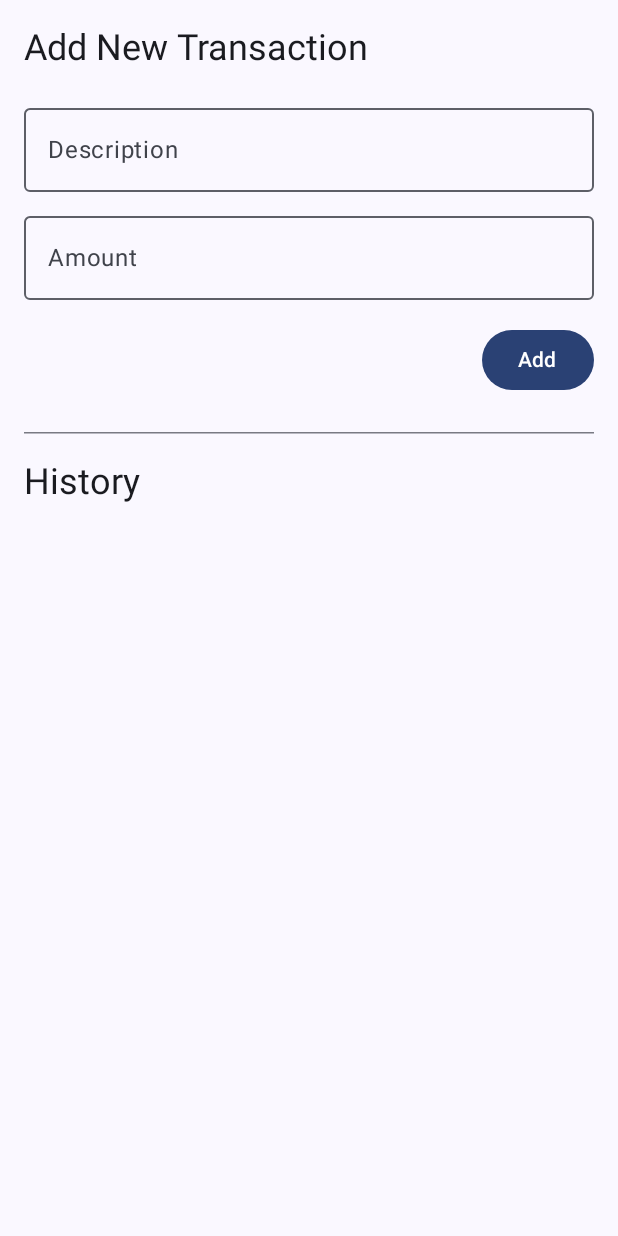
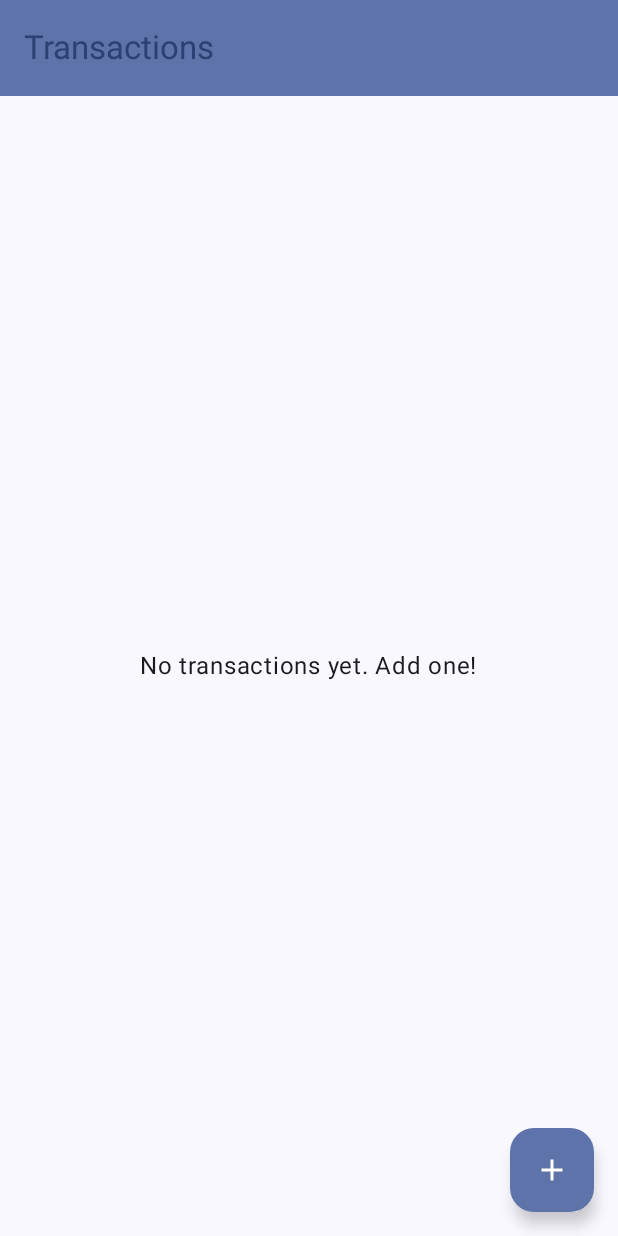
Before and after one commit to PrajwalMadhyastha/PersonalFinanceApp-Android, an Android app built with Jetpack Compose: the screen it shows after launch (MainActivity), on a phone screen of 412 x 824 dp. Run offline under Robolectric (Android 15) with nearby library versions, the phone set to English and light mode, and no system bars; our stand-ins replace Room's generated code.

Commit message:
feat(android): Implement multi-screen navigation with Jetpack Compose

```diff
--- a/app/build.gradle.kts
+++ b/app/build.gradle.kts
@@ -71,4 +71,5 @@ dependencies {
     implementation("androidx.room:room-ktx:$room_version") // For Kotlin Coroutines support
     ksp("androidx.room:room-compiler:$room_version")
     implementation("androidx.lifecycle:lifecycle-viewmodel-compose:2.8.0")
+    implementation("androidx.navigation:navigation-compose:2.7.7")
 }
--- a/app/src/main/java/com/example/personalfinanceapp/MainActivity.kt
+++ b/app/src/main/java/com/example/personalfinanceapp/MainActivity.kt
@@ -7,6 +7,8 @@ import androidx.activity.enableEdgeToEdge
 import androidx.compose.foundation.layout.*
 import androidx.compose.foundation.lazy.LazyColumn
 import androidx.compose.foundation.lazy.items
+import androidx.compose.material.icons.Icons
+import androidx.compose.material.icons.filled.Add
 import androidx.compose.material3.*
 import androidx.compose.runtime.*
 import androidx.compose.ui.Alignment
@@ -17,6 +19,10 @@ import androidx.compose.ui.tooling.preview.Preview
 import androidx.compose.ui.unit.dp
 import androidx.compose.ui.unit.sp
 import androidx.lifecycle.viewmodel.compose.viewModel
+import androidx.navigation.NavController
+import androidx.navigation.compose.NavHost
+import androidx.navigation.compose.composable
+import androidx.navigation.compose.rememberNavController
 import com.example.personalfinanceapp.ui.theme.PersonalFinanceAppTheme
 import java.text.SimpleDateFormat
 import java.util.*
@@ -27,38 +33,87 @@ class MainActivity : ComponentActivity() {
         enableEdgeToEdge()
         setContent {
             PersonalFinanceAppTheme {
-                Scaffold(modifier = Modifier.fillMaxSize()) { innerPadding ->
-                    // Call our new main screen composable
-                    TransactionScreen(modifier = Modifier.padding(innerPadding))
-                }
+                FinanceApp()
             }
         }
     }
 }
 
-// Renamed from LoginScreen to TransactionScreen for clarity
 @Composable
-fun TransactionScreen(modifier: Modifier = Modifier) {
-    // 1. Get an instance of our ViewModel
+fun FinanceApp() {
+    val navController = rememberNavController()
     val transactionViewModel: TransactionViewModel = viewModel()
 
-    // 2. Observe the Flow and collect its values as State.
-    // The 'transactions' variable will automatically update whenever the data in Room changes.
-    val transactions by transactionViewModel.allTransactions.collectAsState(initial = emptyList())
+    NavHost(navController = navController, startDestination = "transaction_list") {
+        composable("transaction_list") {
+            TransactionListScreen(
+                navController = navController,
+                viewModel = transactionViewModel
+            )
+        }
+        composable("add_transaction") {
+            AddTransactionScreen(
+                navController = navController,
+                viewModel = transactionViewModel
+            )
+        }
+    }
+}
 
-    // State for the input fields
+// --- SCREEN 1: Transaction List ---
+// ADD THIS ANNOTATION to opt-in to using experimental APIs inside this function
+@OptIn(ExperimentalMaterial3Api::class)
+@Composable
+fun TransactionListScreen(navController: NavController, viewModel: TransactionViewModel) {
+    val transactions by viewModel.allTransactions.collectAsState(initial = emptyList())
+
+    Scaffold(
+        topBar = {
+            TopAppBar(
+                title = { Text("Transactions") },
+                colors = TopAppBarDefaults.topAppBarColors(
+                    containerColor = MaterialTheme.colorScheme.primaryContainer,
+                    titleContentColor = MaterialTheme.colorScheme.primary
+                )
+            )
+        },
+        floatingActionButton = {
+            FloatingActionButton(onClick = { navController.navigate("add_transaction") }) {
+                Icon(Icons.Filled.Add, contentDescription = "Add transaction")
+            }
+        }
+    ) { innerPadding ->
+        Column(modifier = Modifier.padding(innerPadding)) {
+            TransactionList(transactions = transactions)
+        }
+    }
+}
+
+// --- SCREEN 2: Add Transaction ---
+// ADD THIS ANNOTATION HERE AS WELL
+@OptIn(ExperimentalMaterial3Api::class)
+@Composable
+fun AddTransactionScreen(navController: NavController, viewModel: TransactionViewModel) {
     var description by remember { mutableStateOf("") }
     var amount by remember { mutableStateOf("") }
 
+    Scaffold(
+        topBar = {
+            TopAppBar(
+                title = { Text("Add New Transaction") },
+                colors = TopAppBarDefaults.topAppBarColors(
+                    containerColor = MaterialTheme.colorScheme.primaryContainer,
+                    titleContentColor = MaterialTheme.colorScheme.primary
+                )
+            )
+        }
+    ) { innerPadding ->
         Column(
-        modifier = modifier
+            modifier = Modifier
                 .fillMaxSize()
+                .padding(innerPadding)
                 .padding(16.dp),
         ) {
-        Text("Add New Transaction", style = MaterialTheme.typography.headlineSmall)
-        Spacer(modifier = Modifier.height(16.dp))
-
-        // Input section
             OutlinedTextField(
                 value = description,
                 onValueChange = { description = it },
@@ -75,32 +130,27 @@ fun TransactionScreen(modifier: Modifier = Modifier) {
             Spacer(modifier = Modifier.height(16.dp))
             Button(
                 onClick = {
-                // Call the ViewModel function to add the transaction
-                transactionViewModel.addTransaction(description, amount)
-                // Clear the input fields after adding
-                description = ""
-                amount = ""
+                    viewModel.addTransaction(description, amount)
+                    navController.popBackStack()
                 },
                 modifier = Modifier.align(Alignment.End)
             ) {
-            Text("Add")
+                Text("Save Transaction")
             }
-
-        Spacer(modifier = Modifier.height(24.dp))
-        HorizontalDivider()
-        Spacer(modifier = Modifier.height(16.dp))
-
-        // Display the list of transactions
-        Text("History", style = MaterialTheme.typography.headlineSmall)
-        Spacer(modifier = Modifier.height(8.dp))
-        TransactionList(transactions = transactions)
+        }
     }
 }
 
-// 3. New Composable to display the list
+
+// --- Reusable UI Components (unchanged) ---
+
 @Composable
 fun TransactionList(transactions: List<Transaction>) {
-    // LazyColumn is efficient for long lists. It only renders the items on screen.
+    if (transactions.isEmpty()) {
+        Box(modifier = Modifier.fillMaxSize(), contentAlignment = Alignment.Center) {
+            Text("No transactions yet. Add one!")
+        }
+    } else {
         LazyColumn(modifier = Modifier.fillMaxSize()) {
             items(transactions) { transaction ->
                 TransactionItem(transaction = transaction)
@@ -108,32 +158,32 @@ fun TransactionList(transactions: List<Transaction>) {
             }
         }
     }
+}
 
-// New Composable for a single row in the list
 @Composable
 fun TransactionItem(transaction: Transaction) {
     Row(
         modifier = Modifier
             .fillMaxWidth()
-            .padding(vertical = 12.dp),
+            .padding(horizontal = 16.dp, vertical = 12.dp),
         verticalAlignment = Alignment.CenterVertically,
         horizontalArrangement = Arrangement.SpaceBetween
     ) {
         Column {
             Text(text = transaction.description, fontWeight = FontWeight.Bold, fontSize = 16.sp)
-            // Format the Long timestamp into a readable date string
             Text(text = SimpleDateFormat("dd MMM yyyy", Locale.getDefault()).format(Date(transaction.date)), fontSize = 12.sp, color = Color.Gray)
         }
         Text(text = "₹${"%.2f".format(transaction.amount)}", fontWeight = FontWeight.Bold, fontSize = 16.sp)
     }
 }
 
-
+// Preview for the list screen
 @Preview(showBackground = true)
 @Composable
-fun TransactionScreenPreview() {
+fun TransactionListScreenPreview() {
     PersonalFinanceAppTheme {
-        // We can't fully preview the ViewModel, but we can preview the layout
-        TransactionScreen()
+        // We can't provide a real NavController or ViewModel in a preview
+        // So we create dummy ones for visual layout only.
+        TransactionListScreen(rememberNavController(), viewModel())
     }
 }
```
Lines whose indentation alone changed are shown as unchanged.
